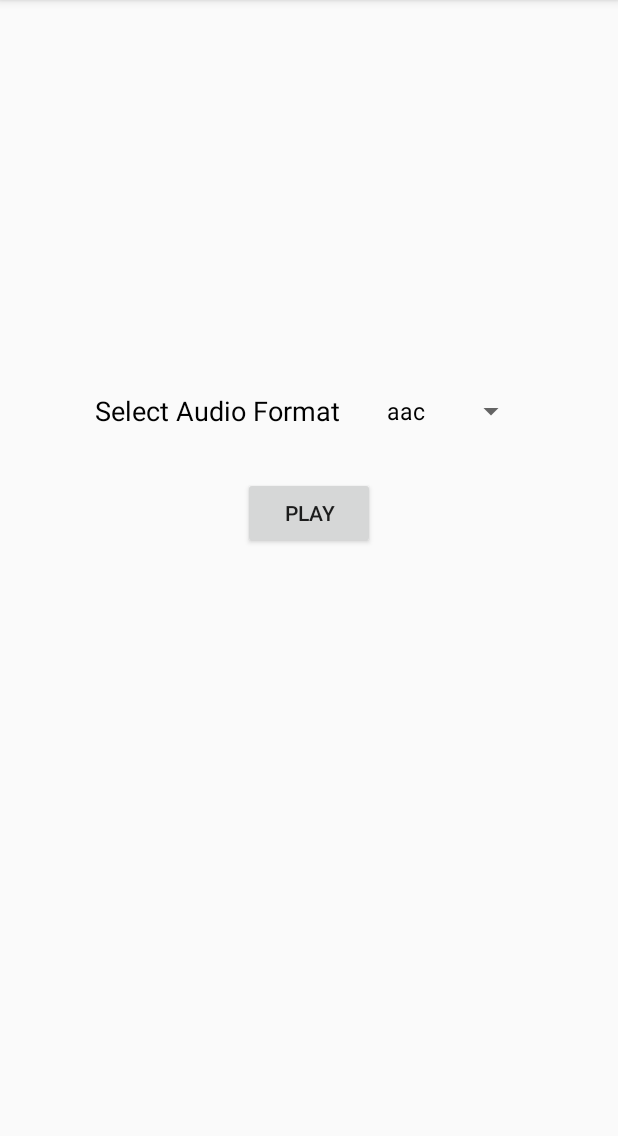
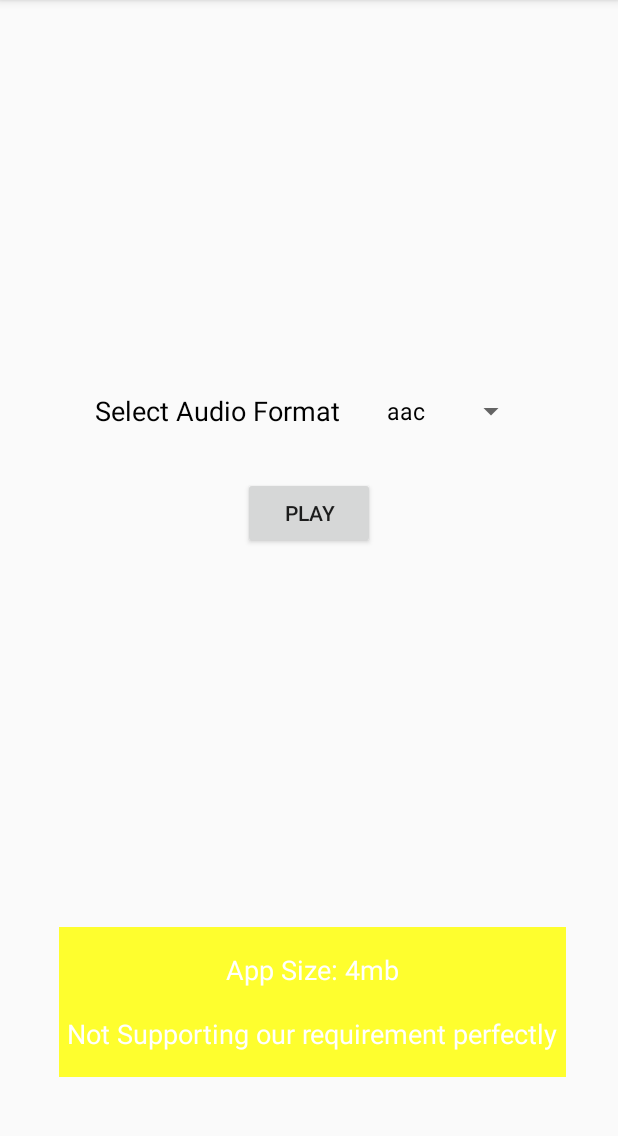
Before and after one commit to azeiee777/AudioForamtsWithDropDown, an Android app: the screen it shows after launch (MainActivity), on a phone screen of 412 x 824 dp, the part 84-1220 px from its top. Run offline under Robolectric (Android 15) with nearby library versions, the phone set to English and light mode, and no system bars.

Commit message:
worked on review text and color

```diff
--- a/app/src/main/java/com/azeiee/audiocompression/MainActivity.java
+++ b/app/src/main/java/com/azeiee/audiocompression/MainActivity.java
@@ -1,6 +1,8 @@
 package com.azeiee.audiocompression;
 
+import androidx.annotation.ColorInt;
 import androidx.appcompat.app.AppCompatActivity;
+import androidx.core.content.ContextCompat;
 
 import android.media.MediaPlayer;
 import android.os.Bundle;
@@ -10,6 +12,7 @@ import android.widget.AdapterView;
 import android.widget.ArrayAdapter;
 import android.widget.Button;
 import android.widget.Spinner;
+import android.widget.TextView;
 import android.widget.Toast;
 
 public class MainActivity extends AppCompatActivity implements AdapterView.OnItemSelectedListener {
@@ -17,6 +20,7 @@ public class MainActivity extends AppCompatActivity implements AdapterView.OnIte
     private MediaPlayer mediaPlayer;
     private Button buttonPlay;
     private Spinner dropdown;
+    TextView tvReview;
     int sound;
     private static final String[] items = new String[]{"aac", "amr", "flac", "midi", "mp3", "oog", "opus", "wave"};
     public static final String TAG = "MainActivity";
@@ -41,41 +45,49 @@ public class MainActivity extends AppCompatActivity implements AdapterView.OnIte
             case 0:
                 sound = R.raw.welcome_aac;
                 releaseMediaPlayer();
+                updateReview(R.color.average_size,"4mb","Not Supporting our requirement perfectly");
                 setResource(sound);
                 break;
             case 1:
                 sound = R.raw.welcome_amr;
                 releaseMediaPlayer();
+                updateReview(R.color.low_size,"4mb","Supporting our requirement perfectly ");
                 setResource(sound);
                 break;
             case 2:
                 sound = R.raw.welcome_flac;
                 releaseMediaPlayer();
+                updateReview(R.color.average_size,"4mb","Not Supporting our requirement perfectly");
                 setResource(sound);
                 break;
             case 3:
                 sound = R.raw.welcome_mid;
                 releaseMediaPlayer();
+                updateReview(R.color.high_size,"4mb","sound quality is very bad , Not able to recognise");
                 setResource(sound);
                 break;
             case 4:
                 sound = R.raw.welcome_mp3;
                 releaseMediaPlayer();
+                updateReview(R.color.average_size,"4mb","Not Supporting our requirement perfectly");
                 setResource(sound);
                 break;
             case 5:
                 sound = R.raw.welcome_ogg;
                 releaseMediaPlayer();
+                updateReview(R.color.average_size,"4mb","Not Supporting our requirement perfectly");
                 setResource(sound);
                 break;
             case 6:
                 sound = R.raw.welcome_opus;
                 releaseMediaPlayer();
+                updateReview(R.color.average_size,"4mb","Not Supporting our requirement perfectly");
                 setResource(sound);
                 break;
             case 7:
                 sound = R.raw.welcome_wav;
                 releaseMediaPlayer();
+                updateReview(R.color.high_size,"4mb","Not Supporting our requirement at all");
                 setResource(sound);
                 break;
             default:
@@ -91,6 +103,7 @@ public class MainActivity extends AppCompatActivity implements AdapterView.OnIte
     private void initViews() {
         buttonPlay = findViewById(R.id.btnPlay);
         dropdown = findViewById(R.id.spinner);
+        tvReview = findViewById(R.id.tv_review_box);
         buttonPlay.setText("Play");
     }
 
@@ -143,4 +156,8 @@ public class MainActivity extends AppCompatActivity implements AdapterView.OnIte
         buttonPlay.setText("Play");
     }
 
+    private void updateReview(int colorId, String appSize, String review){
+      tvReview.setBackgroundResource(colorId);
+      tvReview.setText("App Size: " + appSize +"\n \n" + review );
+    }
 }
--- a/app/src/main/res/layout/activity_main.xml
+++ b/app/src/main/res/layout/activity_main.xml
@@ -10,17 +10,17 @@
         android:id="@+id/linearLayout"
         android:layout_width="wrap_content"
         android:layout_height="wrap_content"
+        android:layout_centerHorizontal="true"
         android:layout_marginTop="250dp"
         android:gravity="center"
-        android:layout_centerHorizontal="true"
         android:orientation="horizontal">
 
         <TextView
             android:id="@+id/textView"
             android:layout_width="wrap_content"
             android:layout_height="wrap_content"
+            android:layout_marginRight="10dp"
             android:padding="3dp"
-            android:layout_marginRight="10dp"
             android:text="Select Audio Format"
             android:textColor="@color/black"
             android:textSize="18sp" />
@@ -29,18 +29,51 @@
             android:id="@+id/spinner"
             android:layout_width="wrap_content"
             android:layout_height="wrap_content"
-            android:layout_marginLeft="10dp"/>
+            android:layout_marginLeft="10dp" />
     </LinearLayout>
 
     <Button
         android:id="@+id/btnPlay"
         android:layout_width="wrap_content"
         android:layout_height="wrap_content"
+        android:layout_below="@+id/linearLayout"
+        android:layout_centerHorizontal="true"
+        android:layout_marginTop="20dp"
         android:gravity="center"
-        android:text="Play"
-        android:layout_marginTop="20dp"
+        android:text="Play" />
+
+    <LinearLayout
+        android:layout_width="wrap_content"
+        android:layout_height="wrap_content"
+        android:layout_alignParentBottom="true"
         android:layout_centerHorizontal="true"
-        android:layout_below="@+id/linearLayout"/>
+        android:layout_marginLeft="30dp"
+        android:layout_marginRight="30dp"
+        android:layout_marginBottom="50dp"
+        android:orientation="horizontal">
 
+       <!-- <TextView
+            android:id="@+id/tv_review"
+            android:layout_width="0dp"
+            android:layout_height="wrap_content"
+            android:layout_gravity="center"
+            android:layout_marginRight="5dp"
+            android:layout_weight="3"
+            android:gravity="center"
+            android:textColor="@color/black"
+            android:text="Review : "
+            android:textSize="24sp" />-->
+
+        <TextView
+            android:id="@+id/tv_review_box"
+            android:layout_width="wrap_content"
+            android:layout_height="100dp"
+            android:layout_marginLeft="5dp"
+            android:gravity="center"
+            android:textColor="@color/white"
+            android:text=""
+            android:padding="5dp"
+            android:textSize="18sp"/>
+    </LinearLayout>
 
 </RelativeLayout>
--- a/app/src/main/res/values/colors.xml
+++ b/app/src/main/res/values/colors.xml
@@ -7,4 +7,8 @@
     <color name="teal_700">#FF018786</color>
     <color name="black">#FF000000</color>
     <color name="white">#FFFFFFFF</color>
+
+    <color name="average_size">#DFFFFF12</color>
+    <color name="high_size">#FF0303</color>
+    <color name="low_size">#8FFA14</color>
 </resources>
```
